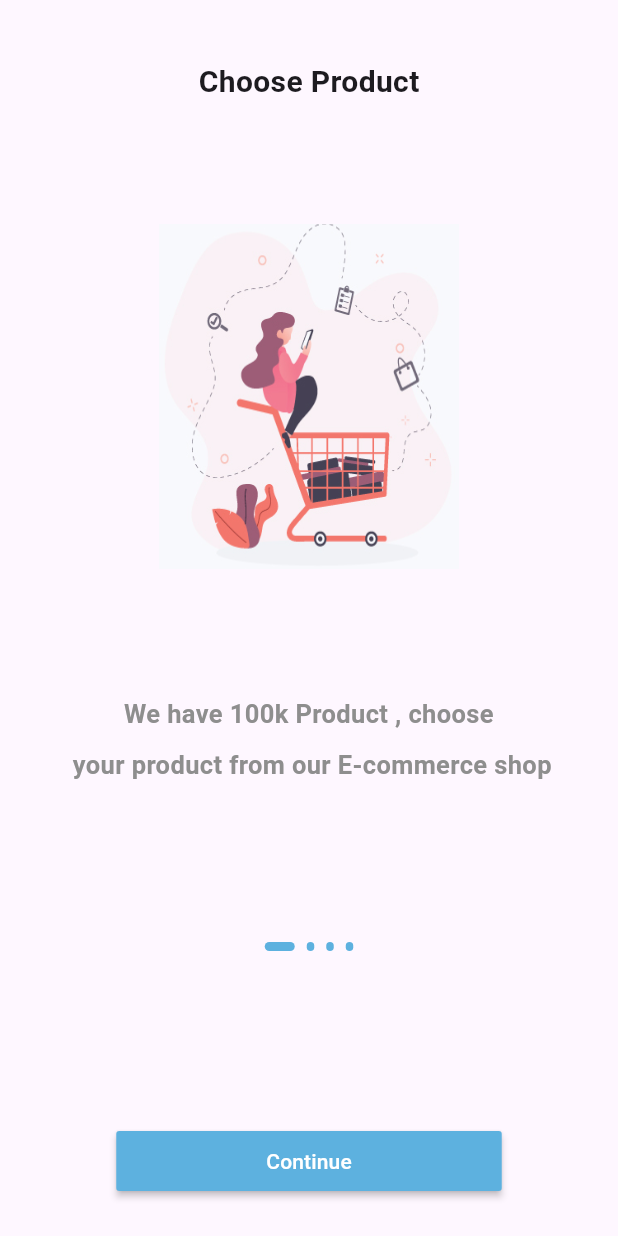
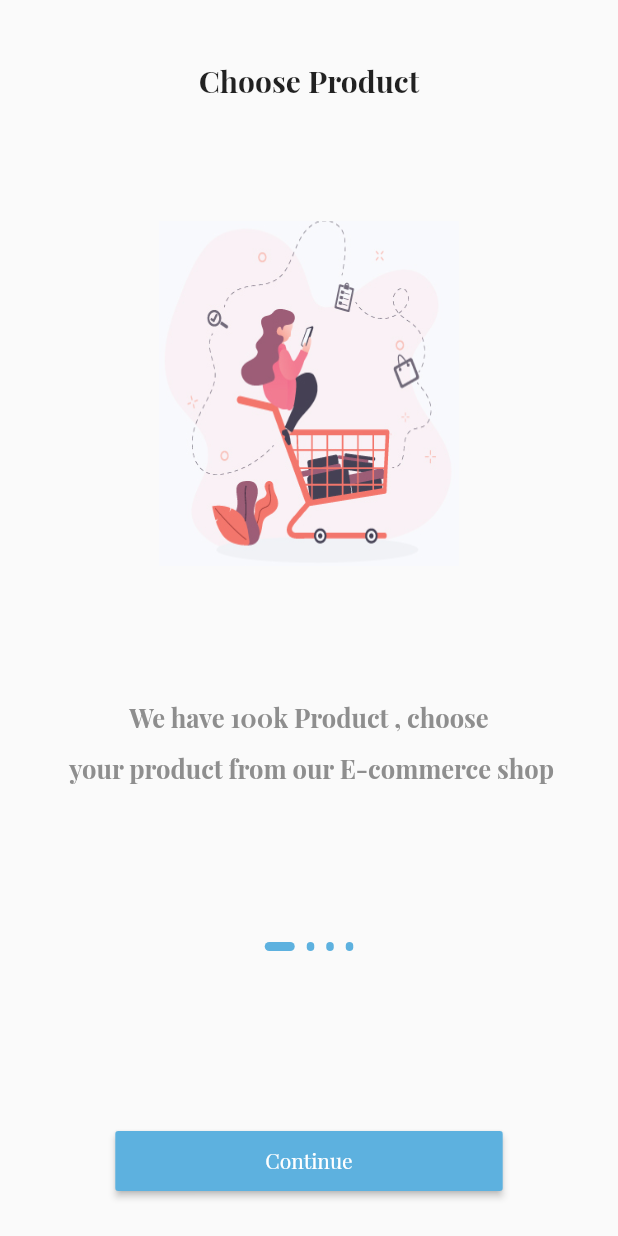
Before and after one commit to Micheal-Hany/E-commerce-app, a Flutter app: the screen it shows after launch, on a phone screen of 412 x 824 dp. Run offline on Flutter 3.47's test engine with Material 2 defaults, Android fonts, the light colour scheme and no system bars; our stand-ins replace get; project files that could hold a hidden picture were left out.

Commit message:
Handl TextTheme

```diff
--- a/lib/core/constant/colors.dart
+++ b/lib/core/constant/colors.dart
@@ -2,5 +2,6 @@
 
 class AppColor {
   static const Color grey = Color(0xff8e8e8e);
+  static const Color black = Colors.black;
   static const Color primaryColor = Color(0xff5DB1DF);
 }
--- a/lib/main.dart
+++ b/lib/main.dart
@@ -1,5 +1,6 @@
 import 'package:flutter/material.dart';
 import 'package:get/get.dart';
+import 'package:store_app/core/constant/colors.dart';
 import 'package:store_app/routs.dart';
 
 import 'view/screens/on boarding.dart';
@@ -16,9 +17,23 @@
     return GetMaterialApp(
       debugShowCheckedModeBanner: false,
       title: 'Flutter Demo',
+      // theme: ThemeData(
+      //   colorScheme: ColorScheme.fromSeed(seedColor: Colors.deepPurple),
+      //   useMaterial3: true,
+      // ),
       theme: ThemeData(
-        colorScheme: ColorScheme.fromSeed(seedColor: Colors.deepPurple),
-        useMaterial3: true,
+        fontFamily: "PlayfairDisplay",
+        textTheme: const TextTheme(
+            displayLarge: TextStyle(
+                fontWeight: FontWeight.bold,
+                fontSize: 20,
+                color: AppColor.black),
+            bodyLarge: TextStyle(
+                height: 2,
+                color: AppColor.grey,
+                fontWeight: FontWeight.bold,
+                fontSize: 17)),
+        primarySwatch: Colors.blue,
       ),
       routes: routes,
       home: const OnBording(),
--- a/lib/view/widgets/on boarding/Custom button.dart
+++ b/lib/view/widgets/on boarding/Custom button.dart
@@ -14,6 +14,7 @@
       child: MaterialButton(
           padding: const EdgeInsets.symmetric(horizontal: 100, vertical: 0),
           textColor: Colors.white,
+
           onPressed: () {
             controller.next();
           },
--- a/lib/view/widgets/on boarding/custom selider.dart
+++ b/lib/view/widgets/on boarding/custom selider.dart
@@ -37,11 +37,7 @@
                 child: Text(
                   onboardingList[index].body!,
                   textAlign: TextAlign.center,
-                  style: const TextStyle(
-                      height: 2,
-                      color: AppColor.grey,
-                      fontWeight: FontWeight.bold,
-                      fontSize: 17),
+                  style: Theme.of(context).textTheme.bodyLarge,
                 )),
           ],
         );
```
Also changed, not shown: pubspec.yaml (+5 -5 lines).
